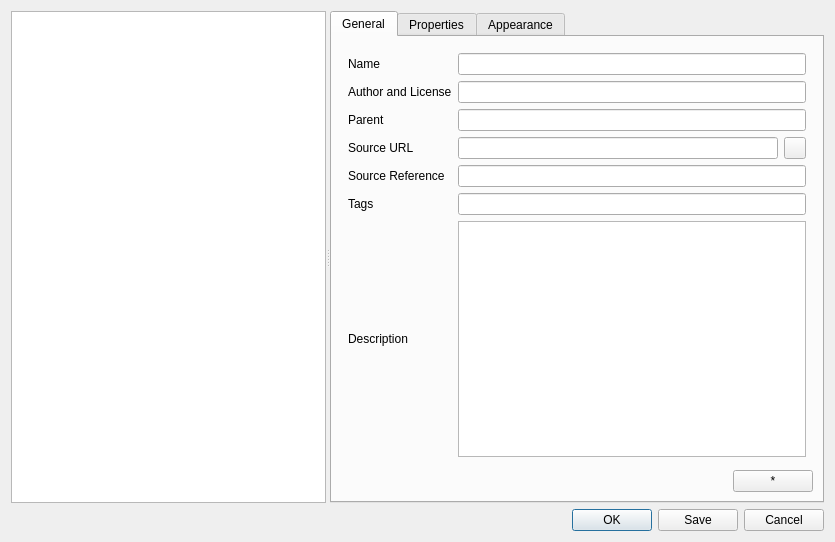
The window that src/Mod/Material/Gui/MaterialsEditor.ui (southseact-3d/fcd) describes before a commit, drawn with Qt 5.
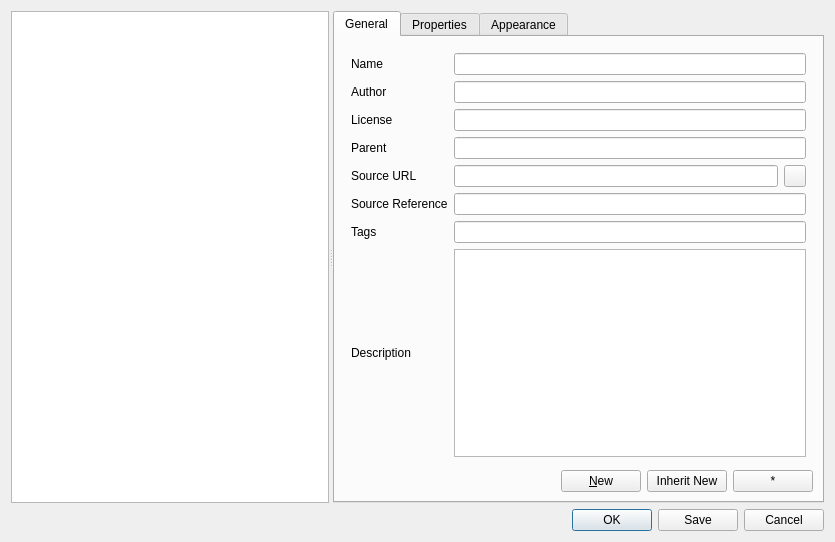
The same window after the commit.

Commit message: Material: Material editor enhancements

Patch:
```diff
--- a/src/Mod/Material/Gui/MaterialsEditor.ui
+++ b/src/Mod/Material/Gui/MaterialsEditor.ui
@@ -68,74 +68,51 @@
           <property name="bottomMargin">
            <number>7</number>
           </property>
-          <item row="0" column="2">
-           <widget class="QLineEdit" name="editName"/>
-          </item>
-          <item row="7" column="0">
-           <widget class="QLabel" name="labelDescription">
-            <property name="text">
-             <string>Description</string>
-            </property>
-           </widget>
-          </item>
-          <item row="1" column="2">
-           <widget class="QLineEdit" name="editAuthorLicense"/>
-          </item>
-          <item row="0" column="0">
-           <widget class="QLabel" name="labelName">
-            <property name="text">
-             <string>Name</string>
-            </property>
-           </widget>
-          </item>
-          <item row="4" column="0">
-           <widget class="QLabel" name="labelSourceReference">
-            <property name="text">
-             <string>Source Reference</string>
-            </property>
-           </widget>
-          </item>
-          <item row="2" column="0">
+          <item row="3" column="0">
            <widget class="QLabel" name="labelParent">
             <property name="text">
              <string>Parent</string>
             </property>
            </widget>
           </item>
-          <item row="7" column="2">
+          <item row="8" column="2">
            <widget class="QTextEdit" name="editDescription"/>
           </item>
-          <item row="1" column="0">
-           <widget class="QLabel" name="labelAuthorLicense">
-            <property name="text">
-             <string>Author and License</string>
-            </property>
-           </widget>
-          </item>
-          <item row="2" column="2">
-           <widget class="QLineEdit" name="editParent"/>
-          </item>
-          <item row="5" column="0">
+          <item row="6" column="0">
            <widget class="QLabel" name="label">
             <property name="text">
              <string>Tags</string>
             </property>
            </widget>
           </item>
-          <item row="3" column="0">
+          <item row="4" column="0">
            <widget class="QLabel" name="labelSourceURL">
             <property name="text">
              <string>Source URL</string>
             </property>
            </widget>
           </item>
-          <item row="5" column="2">
+          <item row="0" column="2">
+           <widget class="QLineEdit" name="editName"/>
+          </item>
+          <item row="8" column="0">
+           <widget class="QLabel" name="labelDescription">
+            <property name="text">
+             <string>Description</string>
+            </property>
+           </widget>
+          </item>
+          <item row="0" column="0">
+           <widget class="QLabel" name="labelName">
+            <property name="text">
+             <string>Name</string>
+            </property>
+           </widget>
+          </item>
+          <item row="6" column="2">
            <widget class="QLineEdit" name="editTags"/>
           </item>
           <item row="4" column="2">
-           <widget class="QLineEdit" name="editSourceReference"/>
-          </item>
-          <item row="3" column="2">
            <layout class="QHBoxLayout" name="horizontalLayout_2">
             <item>
              <widget class="QLineEdit" name="editSourceURL"/>
@@ -155,6 +132,39 @@
             </item>
            </layout>
           </item>
+          <item row="1" column="2">
+           <widget class="QLineEdit" name="editAuthor"/>
+          </item>
+          <item row="1" column="0">
+           <widget class="QLabel" name="labelAuthor">
+            <property name="text">
+             <string>Author</string>
+            </property>
+           </widget>
+          </item>
+          <item row="3" column="2">
+           <widget class="QLineEdit" name="editParent"/>
+          </item>
+          <item row="5" column="0">
+           <widget class="QLabel" name="labelSourceReference">
+            <property name="text">
+             <string>Source Reference</string>
+            </property>
+           </widget>
+          </item>
+          <item row="5" column="2">
+           <widget class="QLineEdit" name="editSourceReference"/>
+          </item>
+          <item row="2" column="2">
+           <widget class="QLineEdit" name="editLicense"/>
+          </item>
+          <item row="2" column="0">
+           <widget class="QLabel" name="labelLicense">
+            <property name="text">
+             <string>License</string>
+            </property>
+           </widget>
+          </item>
          </layout>
         </item>
         <item>
@@ -172,6 +182,20 @@
             </property>
            </spacer>
           </item>
+          <item>
+           <widget class="QPushButton" name="buttonNew">
+            <property name="text">
+             <string>&amp;New</string>
+            </property>
+           </widget>
+          </item>
+          <item>
+           <widget class="QPushButton" name="buttonInheritNew">
+            <property name="text">
+             <string>Inherit New</string>
+            </property>
+           </widget>
+          </item>
           <item>
            <widget class="QPushButton" name="buttonFavorite">
             <property name="text">
```
The commit also changes 220 other files.
